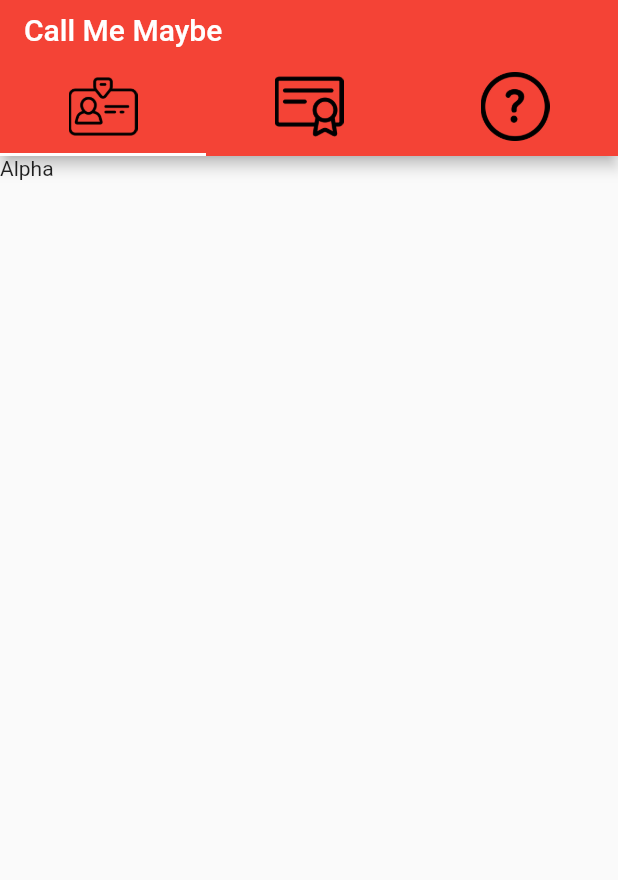
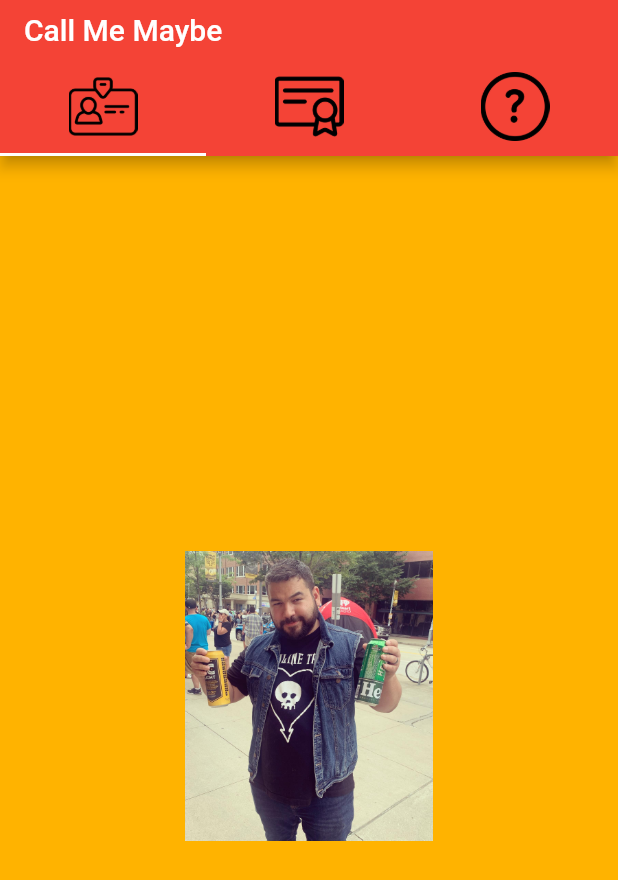
Before and after one commit to RevelsXIX/tab_project2, a Flutter app: the screen it shows after launch, on a phone screen of 412 x 824 dp. Shown: the top 880 px of the screen. Run offline on Flutter 3.47's test engine with Material 2 defaults, Android fonts, the phone set to English and light mode, and no system bars.

Commit message:
first commit

```diff
--- a/lib/app.dart
+++ b/lib/app.dart
@@ -16,18 +16,6 @@ class App extends StatelessWidget {
   }
 }
 
-// class Icon extends StatelessWidget {
-
-//   @override
-//   Widget build(BuildContext context) {
-//     return MaterialApp(
-//       title: 'Flutter Demo',
-//       theme: ThemeData(primarySwatch: Colors.red),
-//       home: MainTabController()
-//     );
-//   }
-// }
-
 
 
 class MainTabController extends StatelessWidget {
@@ -39,9 +27,6 @@ class MainTabController extends StatelessWidget {
   ];
 
   final screens = [AlphaScreen(), BravoScreen(), CharlieScreen()];
-
-  Widget? icon;
-
 
   @override
   Widget build(BuildContext context) {
--- a/lib/screens/alpha_screen.dart
+++ b/lib/screens/alpha_screen.dart
@@ -4,7 +4,38 @@ class AlphaScreen extends StatelessWidget {
   @override
   Widget build(BuildContext context) {
     return Container(
-      child: Text('Alpha')
+      color: Colors.amber[600],
+      child: paddedPlaceholer(context)
     );
   }
+
+  Widget paddedPlaceholer(context) {
+    return Padding(
+      padding: EdgeInsets.all(padding(context)),
+      // padding: EdgeInsets.all(120),
+      child: Image.asset(
+        'assets/images/brews.jpg',
+        scale: 8.0, )
+      );
+  }
+
+  double padding(BuildContext context) {
+    if (MediaQuery.of(context).orientation == Orientation.landscape){
+      return MediaQuery.of(context).size.width * 0.1;
+    } else {
+      return MediaQuery.of(context).size.width * 0.3;
+    }
+
+  }
+
+
+  double scale(BuildContext context) {
+    if (MediaQuery.of(context).orientation == Orientation.landscape){
+      return MediaQuery.of(context).size.height * 3;
+    } else {
+      return MediaQuery.of(context).size.height * 3;
+    }
+
+  }
+
 }
--- a/pubspec.yaml
+++ b/pubspec.yaml
@@ -62,6 +62,7 @@ flutter:
     - assets/images/id-card.png
     - assets/images/document.png
     - assets/images/question.png
+    - assets/images/brews.jpg
 
   # An image asset can refer to one or more resolution-specific "variants", see
   # https://flutter.dev/assets-and-images/#resolution-aware.
```
Also changed, not shown: assets/images/brews.jpg (added).
